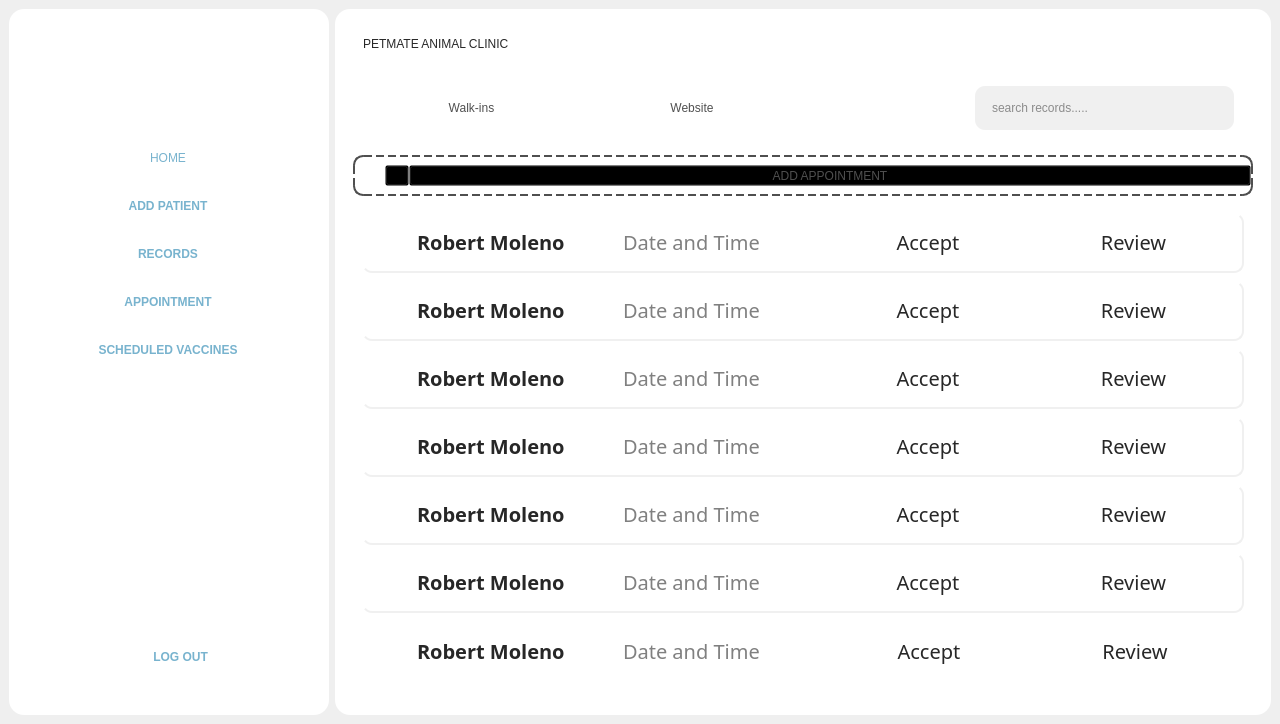
First picture: the form in Frontend/Home.ui, repository rmmln/Petmate-Desktop-Application, before the edit.
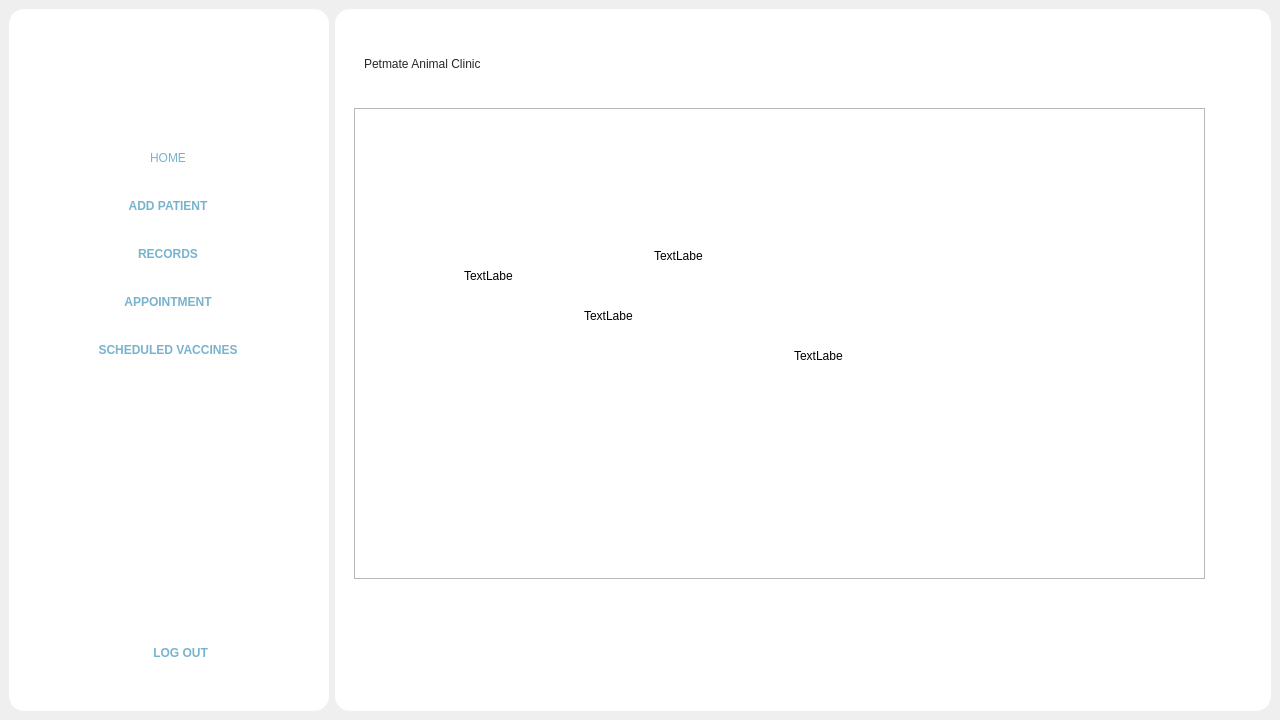
Second picture: the form after the edit. Icons and pictures are not drawn.

```diff
--- a/Frontend/Home.ui
+++ b/Frontend/Home.ui
@@ -7,7 +7,7 @@
     <x>0</x>
     <y>0</y>
     <width>1280</width>
-    <height>724</height>
+    <height>720</height>
    </rect>
   </property>
   <property name="sizePolicy">
@@ -579,7 +579,7 @@
           <enum>QFrame::Shape::NoFrame</enum>
          </property>
          <property name="currentIndex">
-          <number>3</number>
+          <number>4</number>
          </property>
          <widget class="QWidget" name="homepage">
           <property name="styleSheet">
@@ -3795,6 +3795,129 @@
            </item>
           </layout>
          </widget>
+         <widget class="QWidget" name="page_2">
+          <widget class="QFrame" name="frame_27">
+           <property name="geometry">
+            <rect>
+             <x>10</x>
+             <y>10</y>
+             <width>901</width>
+             <height>71</height>
+            </rect>
+           </property>
+           <property name="styleSheet">
+            <string notr="true">background-color: transparent;</string>
+           </property>
+           <property name="frameShape">
+            <enum>QFrame::Shape::StyledPanel</enum>
+           </property>
+           <property name="frameShadow">
+            <enum>QFrame::Shadow::Raised</enum>
+           </property>
+           <layout class="QHBoxLayout" name="horizontalLayout_3">
+            <item>
+             <widget class="QLabel" name="label_96">
+              <property name="styleSheet">
+               <string notr="true">font: Bold 25pt &quot;Rubik Mono One&quot;;
+color:rgb(39, 39, 39);
+</string>
+              </property>
+              <property name="text">
+               <string>Petmate Animal Clinic</string>
+              </property>
+             </widget>
+            </item>
+            <item>
+             <widget class="QLabel" name="label_26">
+              <property name="maximumSize">
+               <size>
+                <width>140</width>
+                <height>60</height>
+               </size>
+              </property>
+              <property name="text">
+               <string/>
+              </property>
+              <property name="pixmap">
+               <pixmap resource="resource.qrc">:/images/image/petmateLogo.png</pixmap>
+              </property>
+              <property name="scaledContents">
+               <bool>true</bool>
+              </property>
+             </widget>
+            </item>
+           </layout>
+          </widget>
+          <widget class="QFrame" name="frame_28">
+           <property name="geometry">
+            <rect>
+             <x>10</x>
+             <y>90</y>
+             <width>851</width>
+             <height>471</height>
+            </rect>
+           </property>
+           <property name="frameShape">
+            <enum>QFrame::Shape::StyledPanel</enum>
+           </property>
+           <property name="frameShadow">
+            <enum>QFrame::Shadow::Raised</enum>
+           </property>
+           <widget class="QLabel" name="label_97">
+            <property name="geometry">
+             <rect>
+              <x>110</x>
+              <y>160</y>
+              <width>49</width>
+              <height>16</height>
+             </rect>
+            </property>
+            <property name="text">
+             <string>TextLabel</string>
+            </property>
+           </widget>
+           <widget class="QLabel" name="label_98">
+            <property name="geometry">
+             <rect>
+              <x>230</x>
+              <y>200</y>
+              <width>49</width>
+              <height>16</height>
+             </rect>
+            </property>
+            <property name="text">
+             <string>TextLabel</string>
+            </property>
+           </widget>
+           <widget class="QLabel" name="label_99">
+            <property name="geometry">
+             <rect>
+              <x>300</x>
+              <y>140</y>
+              <width>49</width>
+              <height>16</height>
+             </rect>
+            </property>
+            <property name="text">
+             <string>TextLabel</string>
+            </property>
+           </widget>
+           <widget class="QLabel" name="label_100">
+            <property name="geometry">
+             <rect>
+              <x>440</x>
+              <y>240</y>
+              <width>49</width>
+              <height>16</height>
+             </rect>
+            </property>
+            <property name="text">
+             <string>TextLabel</string>
+            </property>
+           </widget>
+          </widget>
+         </widget>
+         <widget class="QWidget" name="page"/>
          <widget class="QWidget" name="SchedVax">
           <layout class="QHBoxLayout" name="horizontalLayout_2">
            <item>
```
Left out of the diff: 4 changed lines with no effect on the pictures.
